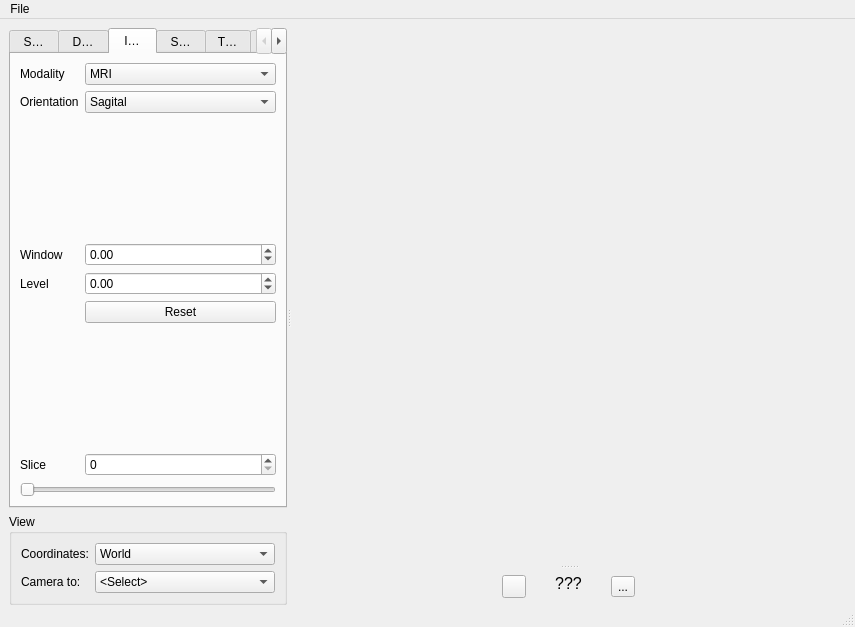
Above: braviz/interaction/qt_guis/subject_overview.ui from diego0020/braviz-app before the change. Below: the same form after it.
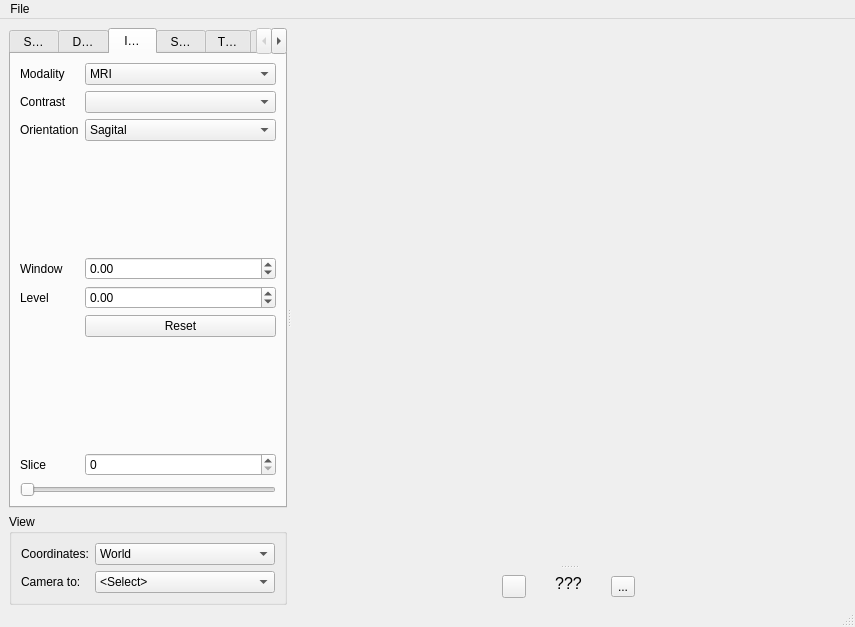
That is the form after the change. Icons and pictures are not drawn.

Commit message: initial contrast support

What changed in the file:
```diff
--- a/braviz/interaction/qt_guis/subject_overview.ui
+++ b/braviz/interaction/qt_guis/subject_overview.ui
@@ -254,7 +254,7 @@
               </item>
              </widget>
             </item>
-            <item row="1" column="0">
+            <item row="2" column="0">
              <widget class="QLabel" name="label_13">
               <property name="text">
                <string>Orientation</string>
@@ -264,7 +264,7 @@
               </property>
              </widget>
             </item>
-            <item row="1" column="1">
+            <item row="2" column="1">
              <widget class="QComboBox" name="image_orientation">
               <property name="currentIndex">
                <number>2</number>
@@ -286,7 +286,7 @@
               </item>
              </widget>
             </item>
-            <item row="2" column="1">
+            <item row="3" column="1">
              <spacer name="verticalSpacer">
               <property name="orientation">
                <enum>Qt::Vertical</enum>
@@ -299,7 +299,7 @@
               </property>
              </spacer>
             </item>
-            <item row="3" column="0">
+            <item row="4" column="0">
              <widget class="QLabel" name="label_14">
               <property name="text">
                <string>Window</string>
@@ -309,7 +309,7 @@
               </property>
              </widget>
             </item>
-            <item row="3" column="1">
+            <item row="4" column="1">
              <widget class="QDoubleSpinBox" name="image_window">
               <property name="sizePolicy">
                <sizepolicy hsizetype="MinimumExpanding" vsizetype="Fixed">
@@ -331,7 +331,7 @@
               </property>
              </widget>
             </item>
-            <item row="4" column="0">
+            <item row="5" column="0">
              <widget class="QLabel" name="label_15">
               <property name="text">
                <string>Level</string>
@@ -341,29 +341,29 @@
               </property>
              </widget>
             </item>
-            <item row="4" column="1">
-             <widget class="QDoubleSpinBox" name="image_level">
-              <property name="sizePolicy">
-               <sizepolicy hsizetype="MinimumExpanding" vsizetype="Fixed">
-                <horstretch>0</horstretch>
-                <verstretch>0</verstretch>
-               </sizepolicy>
-              </property>
-              <property name="locale">
-               <locale language="English" country="UnitedStates"/>
-              </property>
-              <property name="minimum">
-               <double>-10000.000000000000000</double>
-              </property>
-              <property name="maximum">
-               <double>10000.000000000000000</double>
-              </property>
-              <property name="singleStep">
-               <double>10.000000000000000</double>
-              </property>
-             </widget>
-            </item>
             <item row="5" column="1">
+             <widget class="QDoubleSpinBox" name="image_level">
+              <property name="sizePolicy">
+               <sizepolicy hsizetype="MinimumExpanding" vsizetype="Fixed">
+                <horstretch>0</horstretch>
+                <verstretch>0</verstretch>
+               </sizepolicy>
+              </property>
+              <property name="locale">
+               <locale language="English" country="UnitedStates"/>
+              </property>
+              <property name="minimum">
+               <double>-10000.000000000000000</double>
+              </property>
+              <property name="maximum">
+               <double>10000.000000000000000</double>
+              </property>
+              <property name="singleStep">
+               <double>10.000000000000000</double>
+              </property>
+             </widget>
+            </item>
+            <item row="6" column="1">
              <widget class="QPushButton" name="reset_window_level">
               <property name="sizePolicy">
                <sizepolicy hsizetype="MinimumExpanding" vsizetype="Fixed">
@@ -376,7 +376,7 @@
               </property>
              </widget>
             </item>
-            <item row="6" column="1">
+            <item row="7" column="1">
              <spacer name="verticalSpacer_2">
               <property name="orientation">
                <enum>Qt::Vertical</enum>
@@ -389,7 +389,7 @@
               </property>
              </spacer>
             </item>
-            <item row="7" column="0">
+            <item row="8" column="0">
              <widget class="QLabel" name="label">
               <property name="text">
                <string>Slice</string>
@@ -399,7 +399,7 @@
               </property>
              </widget>
             </item>
-            <item row="7" column="1">
+            <item row="8" column="1">
              <widget class="QSpinBox" name="slice_spin">
               <property name="sizePolicy">
                <sizepolicy hsizetype="MinimumExpanding" vsizetype="Fixed">
@@ -409,13 +409,23 @@
               </property>
              </widget>
             </item>
-            <item row="8" column="0" colspan="2">
+            <item row="9" column="0" colspan="2">
              <widget class="QSlider" name="slice_slider">
               <property name="orientation">
                <enum>Qt::Horizontal</enum>
               </property>
              </widget>
             </item>
+            <item row="1" column="0">
+             <widget class="QLabel" name="label_17">
+              <property name="text">
+               <string>Contrast</string>
+              </property>
+             </widget>
+            </item>
+            <item row="1" column="1">
+             <widget class="QComboBox" name="contrast_combo"/>
+            </item>
            </layout>
           </widget>
           <widget class="QWidget" name="tab">
```
The commit also changes 4 other files.
